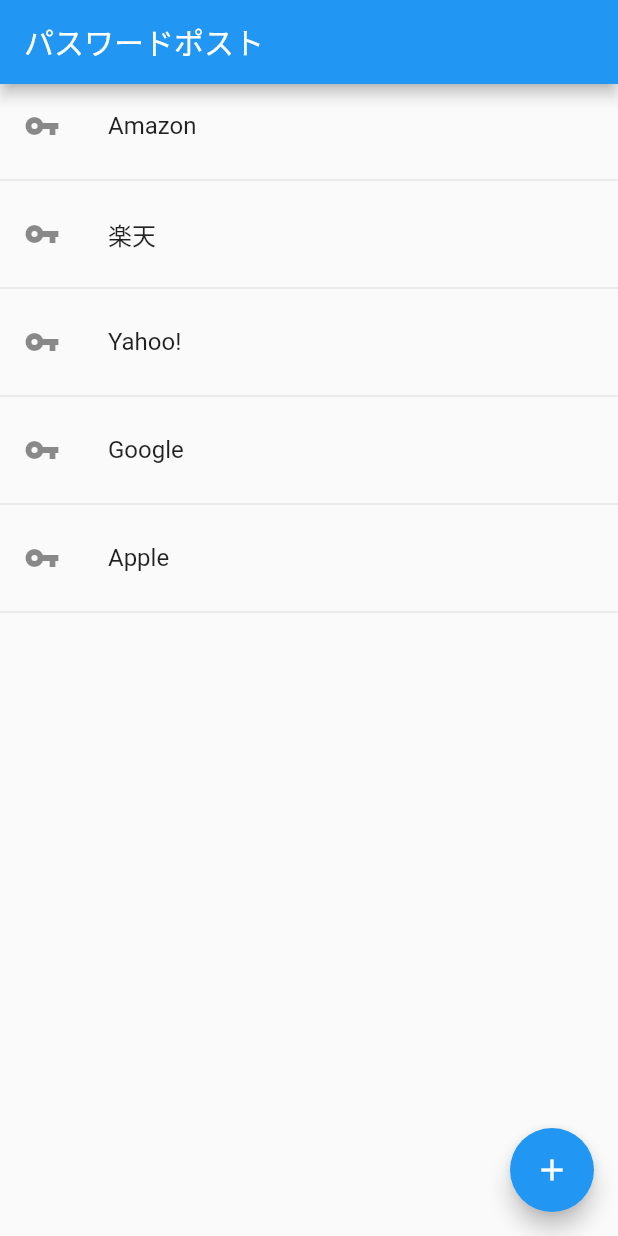
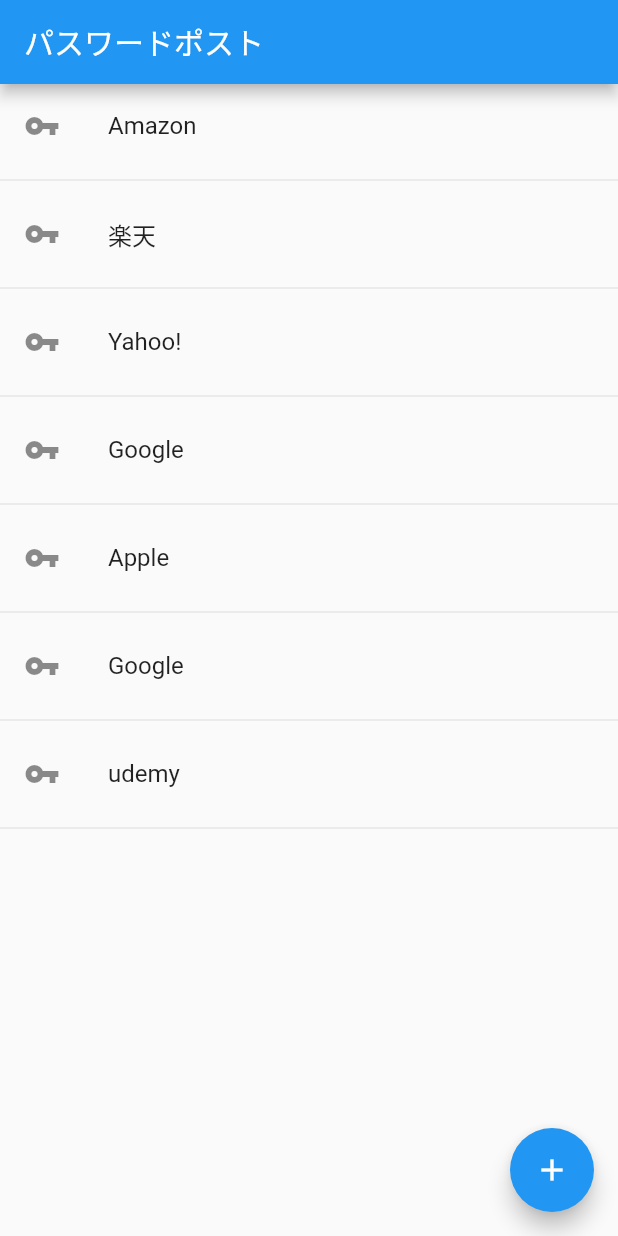
Before and after one commit to RYOTA-EAST/flutter-app, a Flutter app: the screen it shows after launch, after a tap on the "add" icon, on a phone screen of 412 x 824 dp. Run offline on Flutter 3.47's test engine with Material 2 defaults, Android fonts, the phone set to English and light mode, and no system bars.

Commit message:
ボタンタップでリスト追加

```diff
--- a/lib/main.dart
+++ b/lib/main.dart
@@ -59,9 +59,14 @@ class _MyHomePageState extends State<MyHomePage> {
           },
       ),
       floatingActionButton: FloatingActionButton(
-        onPressed: _incrementCounter,
+        onPressed: () {
+          titleList.addAll(['Google', 'udemy']);
+          print(titleList);
+          setState((){
+          });
+        },
         tooltip: 'Increment',
-        child: const Icon(Icons.add),
+        child: Icon(Icons.add),
       ), // This trailing comma makes auto-formatting nicer for build methods.
     );
   }
```
